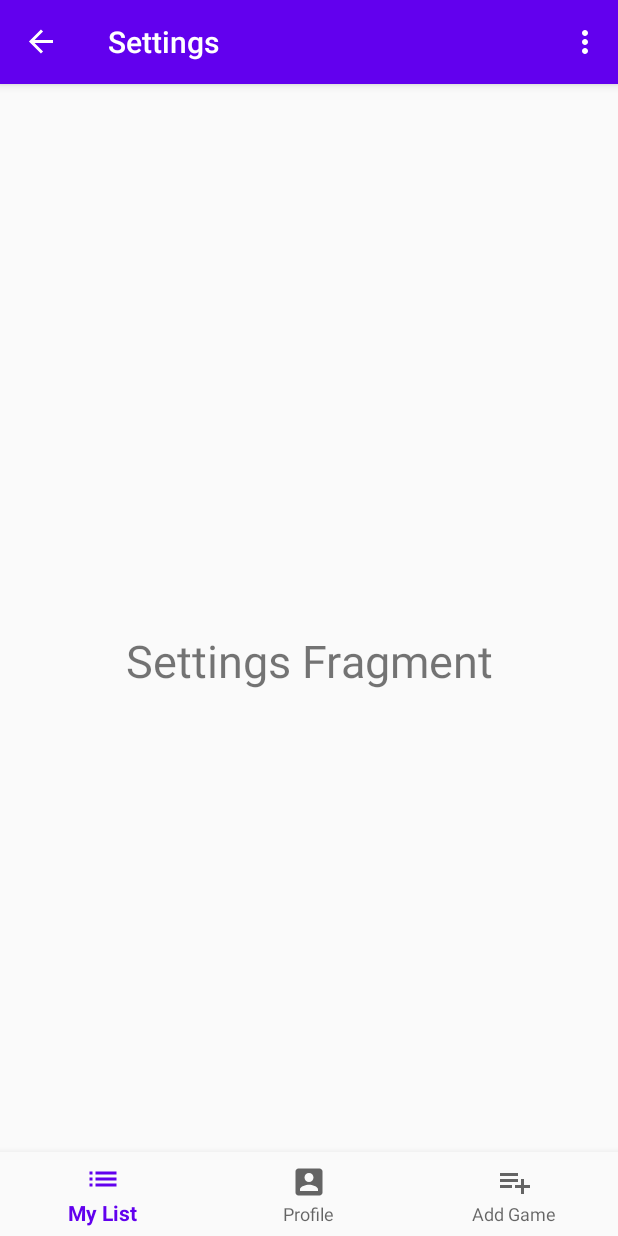
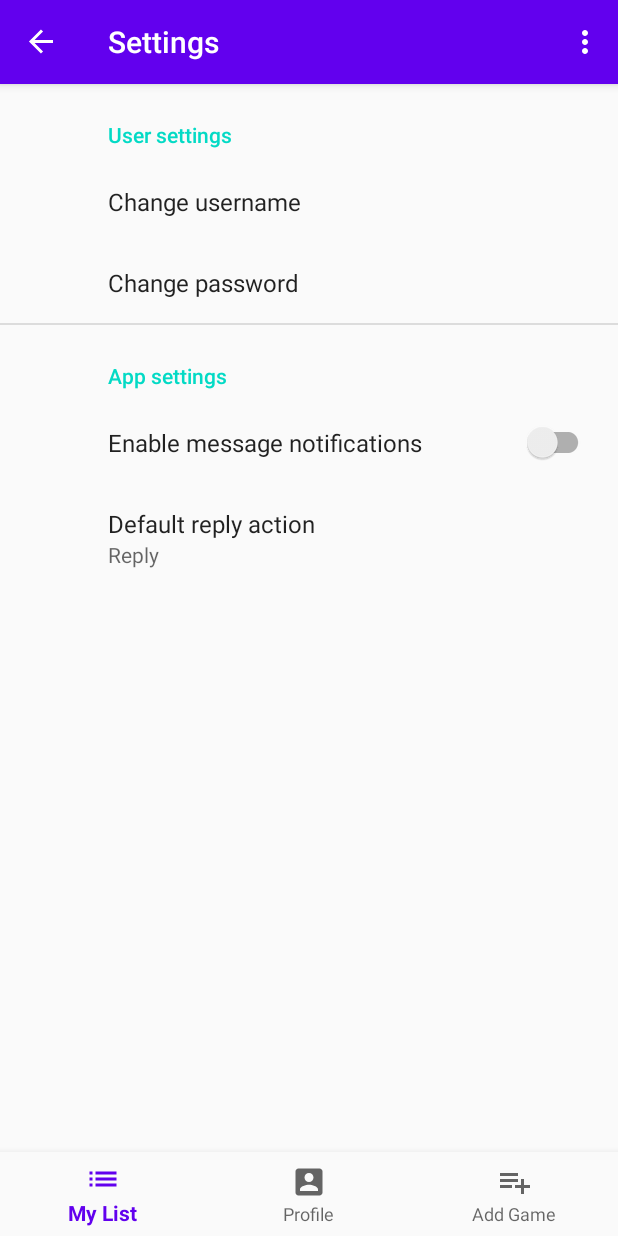
Before and after one commit to Snailedlt/GameLogger, an Android app: the SettingsFragment screen opened through its navigation route, on a phone screen of 412 x 824 dp. Run offline under Robolectric (Android 15) with nearby library versions, the phone set to English and light mode, and no system bars; our stand-ins replace androidx.preference, navigation-ui.

Commit message:
La til noen random settings

```diff
--- a/app/src/main/java/com/example/profilside/LoginActivity.kt
+++ b/app/src/main/java/com/example/profilside/LoginActivity.kt
@@ -13,6 +13,7 @@ class LoginActivity : AppCompatActivity() {
     override fun onCreate(savedInstanceState: Bundle?) {
         super.onCreate(savedInstanceState)
         setContentView(R.layout.fragment_login_screen)
+        supportActionBar?.hide()
 
         val button = findViewById<Button>(R.id.login_knapp)
         val signinButton = findViewById<Button>(R.id.signin_knapp)
--- a/app/src/main/java/com/example/profilside/ui/settings/SettingsFragment.kt
+++ b/app/src/main/java/com/example/profilside/ui/settings/SettingsFragment.kt
@@ -1,7 +1,12 @@
 package com.example.profilside.ui.settings
 
-import androidx.fragment.app.Fragment
+import android.os.Bundle
+import androidx.preference.PreferenceFragmentCompat
 import com.example.profilside.R
 
-class SettingsFragment : Fragment(R.layout.fragment_settings) {
+class SettingsFragment : PreferenceFragmentCompat() {
+
+    override fun onCreatePreferences(savedInstanceState: Bundle?, rootKey: String?) {
+        setPreferencesFromResource(R.xml.root_preferences, rootKey)
+    }
 }
--- /dev/null
+++ b/app/src/main/res/values/arrays.xml
@@ -0,0 +1,12 @@
+<resources>
+    <!-- Reply Preference -->
+    <string-array name="reply_entries">
+        <item>Reply</item>
+        <item>Reply to all</item>
+    </string-array>
+
+    <string-array name="reply_values">
+        <item>reply</item>
+        <item>reply_all</item>
+    </string-array>
+</resources>
--- a/app/src/main/res/values/strings.xml
+++ b/app/src/main/res/values/strings.xml
@@ -22,4 +22,12 @@
     <string name="plan_to_play">Plan To Play</string>
 
     <string name="playlists">Playlists</string>
+
+    <!-- Settings Preferences -->
+    <string name="change_username">Change username</string>
+    <string name="reply_title">Default reply action</string>
+    <string name="Dark_mode">Dark mode</string>
+    <string name="change_password">Change password</string>
+    <string name="change_userinfo">User settings</string>
+    <string name="change_appinfo">App settings</string>
 </resources>
--- /dev/null
+++ b/app/src/main/res/xml/root_preferences.xml
@@ -0,0 +1,32 @@
+<PreferenceScreen
+    xmlns:app="http://schemas.android.com/apk/res-auto">
+
+    <PreferenceCategory
+        app:title="@string/change_userinfo">
+
+        <EditTextPreference
+            app:key="Change username"
+            app:title="@string/change_username" />
+
+        <EditTextPreference
+            app:key="Change password"
+            app:title="@string/change_password" />
+    </PreferenceCategory>
+
+    <PreferenceCategory
+        app:title="@string/change_appinfo">
+
+        <SwitchPreferenceCompat
+            app:key="notifications"
+            app:title="Enable message notifications"/>
+
+        <ListPreference
+            app:key="reply"
+            app:title="@string/reply_title"
+            app:entries="@array/reply_entries"
+            app:entryValues="@array/reply_values"
+            app:defaultValue="reply"
+            app:useSimpleSummaryProvider="true"/>
+        </PreferenceCategory>
+
+</PreferenceScreen>
```
